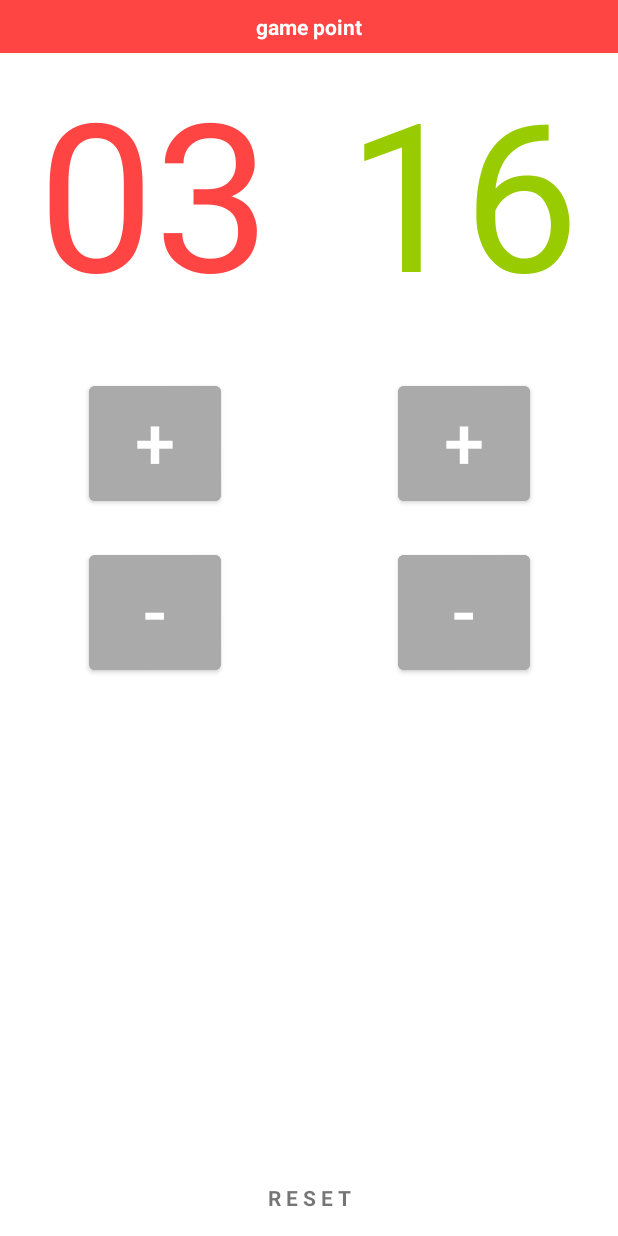
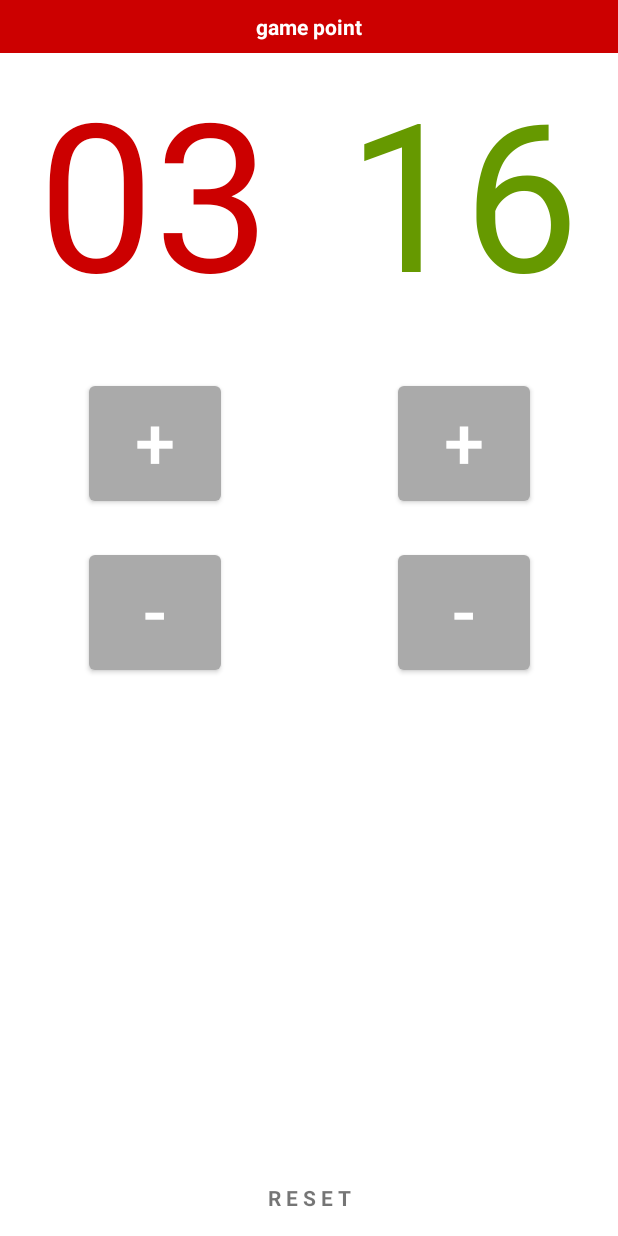
Before and after one commit to hiirsyad/badminton-score, an Android app: the layout activity_main.xml on its own in the app's theme, with its tools: preview values and no code run, on a phone screen of 412 x 824 dp. Run offline under Robolectric (Android 15) with nearby library versions, the phone set to English and light mode, and no system bars.

Commit message:
fix: color

```diff
--- a/app/src/main/res/layout/activity_main.xml
+++ b/app/src/main/res/layout/activity_main.xml
@@ -14,7 +14,7 @@
         tools:text="game point"
         android:textAlignment="center"
         android:padding="8dp"
-        android:background="@android:color/holo_red_light"
+        android:background="@android:color/holo_red_dark"
         android:textColor="@android:color/white"
         android:textStyle="bold"
         app:layout_constraintLeft_toLeftOf="parent"
@@ -28,7 +28,7 @@
         tools:text="03"
         android:textSize="138sp"
         android:textAlignment="center"
-        tools:textColor="@android:color/holo_red_light"
+        tools:textColor="@android:color/holo_red_dark"
         app:layout_constraintLeft_toLeftOf="parent"
         app:layout_constraintRight_toLeftOf="@+id/text_score_b"
         app:layout_constraintTop_toBottomOf="@+id/text_information"
@@ -39,7 +39,7 @@
         android:layout_height="wrap_content"
         tools:text="16"
         android:textSize="138sp"
-        tools:textColor="@android:color/holo_green_light"
+        tools:textColor="@android:color/holo_green_dark"
         android:textAlignment="center"
         app:layout_constraintLeft_toRightOf="@+id/text_score_a"
         app:layout_constraintRight_toRightOf="parent"
@@ -54,11 +54,11 @@
         android:text="+"
         android:textSize="48sp"
         android:paddingBottom="8dp"
-        android:backgroundTint="@android:color/darker_gray"
+        app:backgroundTint="@android:color/darker_gray"
         app:layout_constraintLeft_toLeftOf="@+id/text_score_a"
         app:layout_constraintRight_toRightOf="@+id/text_score_a"
         app:layout_constraintTop_toBottomOf="@+id/text_score_a"
-        />
+        tools:ignore="HardcodedText" />
     <com.google.android.material.button.MaterialButton
         android:id="@+id/btn_min_a"
         android:layout_width="wrap_content"
@@ -67,11 +67,11 @@
         android:text="-"
         android:textSize="48sp"
         android:paddingBottom="8dp"
-        android:backgroundTint="@android:color/darker_gray"
+        app:backgroundTint="@android:color/darker_gray"
         app:layout_constraintLeft_toLeftOf="@+id/text_score_a"
         app:layout_constraintRight_toRightOf="@+id/text_score_a"
         app:layout_constraintTop_toBottomOf="@+id/btn_plus_a"
-        />
+        tools:ignore="HardcodedText" />
 
     <com.google.android.material.button.MaterialButton
         android:id="@+id/btn_plus_b"
@@ -81,7 +81,7 @@
         android:text="+"
         android:textSize="48sp"
         android:paddingBottom="8dp"
-        android:backgroundTint="@android:color/darker_gray"
+        app:backgroundTint="@android:color/darker_gray"
         app:layout_constraintLeft_toLeftOf="@+id/text_score_b"
         app:layout_constraintRight_toRightOf="@+id/text_score_b"
         app:layout_constraintTop_toBottomOf="@+id/text_score_b"
@@ -93,9 +93,8 @@
         android:layout_marginTop="24dp"
         android:text="-"
         android:textSize="48sp"
-        android:textAlignment="center"
         android:paddingBottom="8dp"
-        android:backgroundTint="@android:color/darker_gray"
+        app:backgroundTint="@android:color/darker_gray"
         app:layout_constraintLeft_toLeftOf="@+id/text_score_b"
         app:layout_constraintRight_toRightOf="@+id/text_score_b"
         app:layout_constraintTop_toBottomOf="@+id/btn_plus_b"
```
